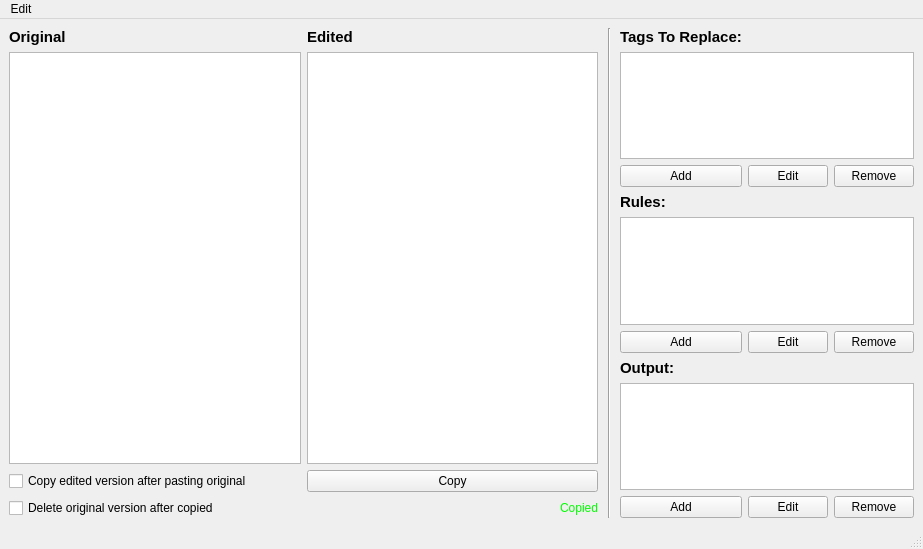
Before: the Qt Designer form YoutubeEmbedToLinkGui.ui in smithbro2115/HTML-Swapper, drawn with Qt 5.
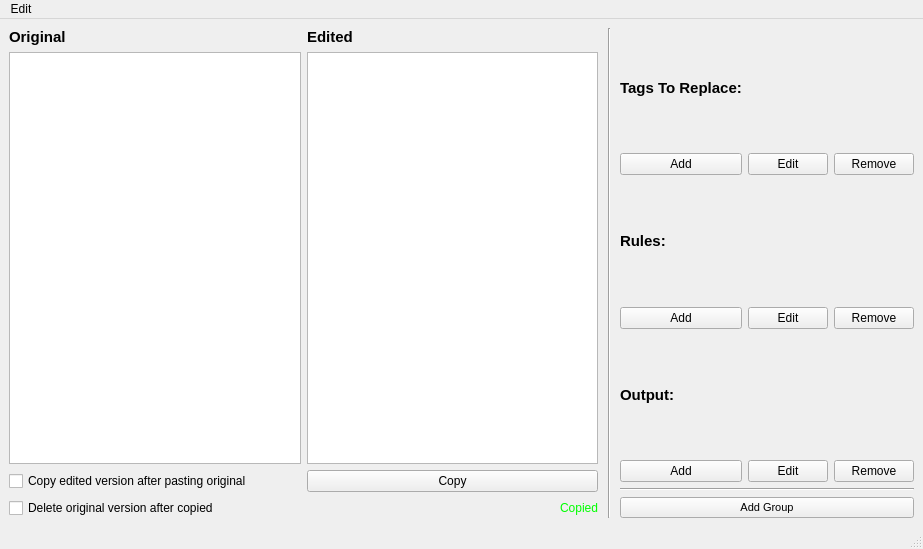
After: the same form once the commit is applied.

Commit message: - Added Groups still working on it

Patch:
```diff
--- a/YoutubeEmbedToLinkGui.ui
+++ b/YoutubeEmbedToLinkGui.ui
@@ -14,7 +14,10 @@
    <string>Html Tag Replacer</string>
   </property>
   <widget class="QWidget" name="centralwidget">
-   <layout class="QHBoxLayout" name="horizontalLayout" stretch="4,0,2">
+   <layout class="QHBoxLayout" name="horizontalLayout" stretch="2,0,1">
+    <property name="sizeConstraint">
+     <enum>QLayout::SetDefaultConstraint</enum>
+    </property>
     <item>
      <layout class="QGridLayout" name="gridLayout">
       <item row="9" column="4">
@@ -107,50 +110,91 @@
      </widget>
     </item>
     <item>
-     <layout class="QGridLayout" name="gridLayout_2" rowstretch="0,0,0,0,0,0,0,0,0,0" columnstretch="0,0,0,0">
-      <item row="9" column="2">
-       <widget class="QPushButton" name="editOutputButton">
-        <property name="text">
-         <string>Edit</string>
-        </property>
-       </widget>
-      </item>
-      <item row="6" column="2">
-       <widget class="QPushButton" name="editRuleButton">
-        <property name="text">
-         <string>Edit</string>
-        </property>
-       </widget>
-      </item>
-      <item row="2" column="2">
-       <widget class="QPushButton" name="editTagButton">
-        <property name="text">
-         <string>Edit</string>
-        </property>
-       </widget>
-      </item>
+     <layout class="QGridLayout" name="gridLayout_2" columnstretch="2,0,0,0,0">
       <item row="3" column="1">
-       <widget class="QLabel" name="label_3">
+       <widget class="QPushButton" name="addTagButton">
+        <property name="text">
+         <string>Add</string>
+        </property>
+       </widget>
+      </item>
+      <item row="12" column="1" colspan="3">
+       <widget class="QPushButton" name="addGroupButton">
+        <property name="sizePolicy">
+         <sizepolicy hsizetype="Minimum" vsizetype="Fixed">
+          <horstretch>0</horstretch>
+          <verstretch>0</verstretch>
+         </sizepolicy>
+        </property>
         <property name="font">
          <font>
-          <pointsize>11</pointsize>
-          <weight>75</weight>
-          <bold>true</bold>
+          <family>MS Shell Dlg 2</family>
+          <pointsize>8</pointsize>
          </font>
         </property>
         <property name="text">
-         <string>Rules:</string>
+         <string>Add Group</string>
         </property>
+        <property name="iconSize">
+         <size>
+          <width>2</width>
+          <height>2</height>
+         </size>
+        </property>
+        <property name="autoDefault">
+         <bool>false</bool>
+        </property>
+        <property name="default">
+         <bool>false</bool>
+        </property>
+        <property name="flat">
+         <bool>false</bool>
+        </property>
        </widget>
       </item>
-      <item row="9" column="1">
-       <widget class="QPushButton" name="addOutputButton">
+      <item row="3" column="3">
+       <widget class="QPushButton" name="removeTagButton">
         <property name="text">
-         <string>Add</string>
+         <string>Remove</string>
         </property>
        </widget>
       </item>
-      <item row="0" column="1">
+      <item row="3" column="2">
+       <widget class="QPushButton" name="editTagButton">
+        <property name="text">
+         <string>Edit</string>
+        </property>
+       </widget>
+      </item>
+      <item row="8" column="3">
+       <widget class="QPushButton" name="removeRuleButton">
+        <property name="text">
+         <string>Remove</string>
+        </property>
+       </widget>
+      </item>
+      <item row="8" column="2">
+       <widget class="QPushButton" name="editRuleButton">
+        <property name="text">
+         <string>Edit</string>
+        </property>
+       </widget>
+      </item>
+      <item row="10" column="2">
+       <widget class="QPushButton" name="editOutputButton">
+        <property name="text">
+         <string>Edit</string>
+        </property>
+       </widget>
+      </item>
+      <item row="10" column="3">
+       <widget class="QPushButton" name="removeOutputButton">
+        <property name="text">
+         <string>Remove</string>
+        </property>
+       </widget>
+      </item>
+      <item row="2" column="1">
        <widget class="QLabel" name="label_5">
         <property name="font">
          <font>
@@ -164,14 +208,14 @@
         </property>
        </widget>
       </item>
-      <item row="2" column="1">
-       <widget class="QPushButton" name="addTagButton">
-        <property name="text">
-         <string>Add</string>
+      <item row="11" column="1" colspan="3">
+       <widget class="Line" name="line_2">
+        <property name="orientation">
+         <enum>Qt::Horizontal</enum>
         </property>
        </widget>
       </item>
-      <item row="7" column="1">
+      <item row="9" column="1">
        <widget class="QLabel" name="label_4">
         <property name="font">
          <font>
@@ -185,43 +229,34 @@
         </property>
        </widget>
       </item>
-      <item row="6" column="1">
+      <item row="8" column="1">
        <widget class="QPushButton" name="addRuleButton">
         <property name="text">
          <string>Add</string>
         </property>
        </widget>
       </item>
-      <item row="2" column="3">
-       <widget class="QPushButton" name="removeTagButton">
+      <item row="10" column="1">
+       <widget class="QPushButton" name="addOutputButton">
         <property name="text">
-         <string>Remove</string>
+         <string>Add</string>
         </property>
        </widget>
       </item>
-      <item row="4" column="1" colspan="3">
-       <widget class="QListWidget" name="rulesList"/>
-      </item>
-      <item row="9" column="3">
-       <widget class="QPushButton" name="removeOutputButton">
-        <property name="text">
-         <string>Remove</string>
+      <item row="4" column="1">
+       <widget class="QLabel" name="label_3">
+        <property name="font">
+         <font>
+          <pointsize>11</pointsize>
+          <weight>75</weight>
+          <bold>true</bold>
+         </font>
         </property>
-       </widget>
-      </item>
-      <item row="1" column="1" colspan="3">
-       <widget class="QListWidget" name="tagsToReplaceList"/>
-      </item>
-      <item row="6" column="3">
-       <widget class="QPushButton" name="removeRuleButton">
         <property name="text">
-         <string>Remove</string>
+         <string>Rules:</string>
         </property>
        </widget>
       </item>
-      <item row="8" column="1" colspan="3">
-       <widget class="QListWidget" name="outputList"/>
-      </item>
      </layout>
     </item>
    </layout>
```
The commit also changes 3 other files.
